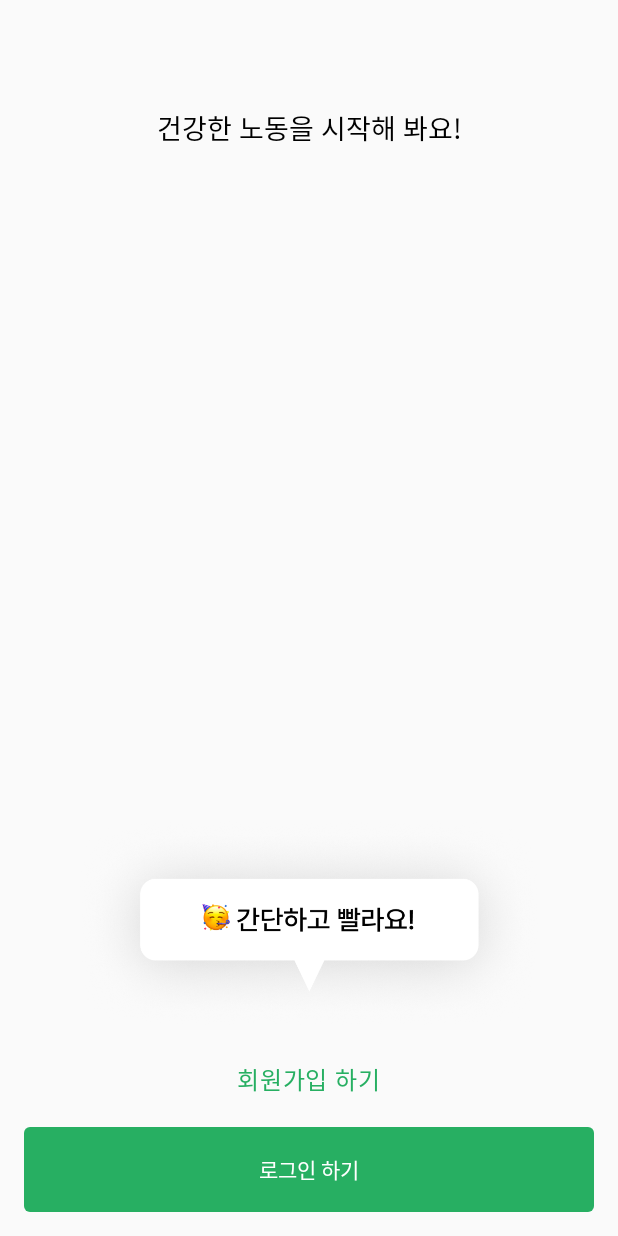
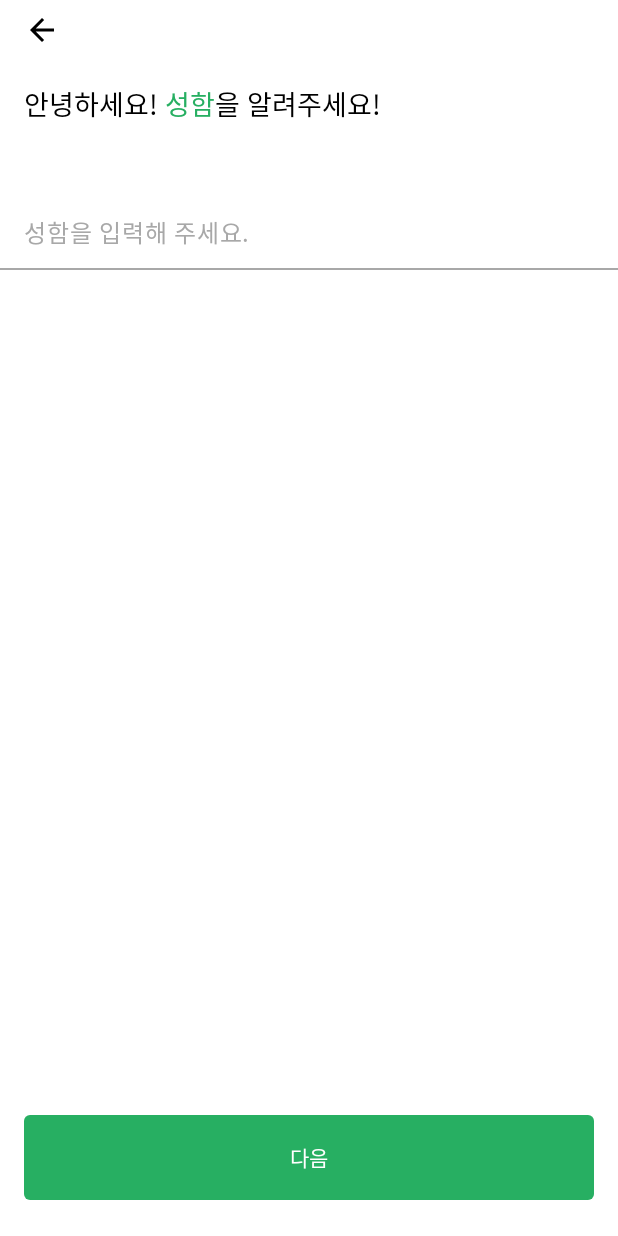
Before and after one commit to 24-IMPACTON-savage/savage-android, an Android app built with Jetpack Compose: the screen it shows after launch (MainActivity), after a tap on "회원가입 하기", on a phone screen of 412 x 824 dp. Run offline under Robolectric (Android 15) with nearby library versions, the phone set to English and light mode, and no system bars; Roboto replaces fonts that are not available here.

Commit message:
feat :: create join 1 screen

```diff
--- a/app/src/main/java/team/retum/savage_android/MainActivity.kt
+++ b/app/src/main/java/team/retum/savage_android/MainActivity.kt
@@ -3,6 +3,8 @@ package team.retum.savage_android
 import android.os.Bundle
 import androidx.activity.ComponentActivity
 import androidx.activity.compose.setContent
+import androidx.compose.material3.Surface
+import androidx.compose.ui.graphics.Color
 import androidx.navigation.compose.rememberNavController
 import team.retum.savage_android.feature.root.NavigationGraph
 import team.retum.savage_android.ui.theme.SavageandroidTheme
--- /dev/null
+++ b/app/src/main/java/team/retum/savage_android/feature/onboarding/Join1Screen.kt
@@ -0,0 +1,81 @@
+package team.retum.savage_android.feature.onboarding
+
+import androidx.compose.foundation.background
+import androidx.compose.foundation.layout.Column
+import androidx.compose.foundation.layout.Row
+import androidx.compose.foundation.layout.Spacer
+import androidx.compose.foundation.layout.fillMaxSize
+import androidx.compose.foundation.layout.padding
+import androidx.compose.material3.Text
+import androidx.compose.runtime.Composable
+import androidx.compose.runtime.getValue
+import androidx.compose.runtime.mutableStateOf
+import androidx.compose.runtime.remember
+import androidx.compose.runtime.setValue
+import androidx.compose.ui.Modifier
+import androidx.compose.ui.graphics.Color
+import androidx.compose.ui.unit.dp
+import androidx.navigation.NavController
+import team.retum.savage_android.ui.component.SavageAppBar
+import team.retum.savage_android.ui.component.SavageButton
+import team.retum.savage_android.ui.component.SavageTextField
+import team.retum.savage_android.ui.theme.SavageColor
+import team.retum.savage_android.ui.theme.SavageTypography
+
+@Composable
+private fun Title() {
+    Row(
+        modifier = Modifier
+            .padding(start = 16.dp, top = 16.dp)
+    ) {
+        Text(
+            text = "안녕하세요! ",
+            style = SavageTypography.HeadLine1
+        )
+        Text(
+            text = "성함",
+            style = SavageTypography.HeadLine1,
+            color = SavageColor.Primary40
+        )
+        Text(
+            text = "을 알려주세요!",
+            style = SavageTypography.HeadLine1
+        )
+    }
+}
+
+@Composable
+fun Join1Screen(
+    navController: NavController
+) {
+
+    var name by remember { mutableStateOf("") }
+
+    SavageAppBar(
+        callback = {
+            navController.popBackStack()
+        }
+    ) {
+        Column(
+            modifier = Modifier
+                .fillMaxSize()
+                .background(Color.White)
+        ) {
+            Title()
+            Spacer(modifier = Modifier.padding(top = 48.dp))
+            SavageTextField(value = name, hint = "성함을 입력해 주세요.", onValueChange = { name = it })
+            Spacer(modifier = Modifier.weight(1f))
+            SavageButton(
+                modifier = Modifier.padding(horizontal = 16.dp),
+                onClick = {
+
+                },
+                text = "다음",
+                isAbleClick = true
+            )
+            Spacer(modifier = Modifier.padding(bottom = 24.dp))
+        }
+
+    }
+
+}
--- a/app/src/main/java/team/retum/savage_android/feature/onboarding/StartScreen.kt
+++ b/app/src/main/java/team/retum/savage_android/feature/onboarding/StartScreen.kt
@@ -1,9 +1,11 @@
 package team.retum.savage_android.feature.onboarding
 
 import androidx.compose.foundation.Image
+import androidx.compose.foundation.background
 import androidx.compose.foundation.clickable
 import androidx.compose.foundation.layout.Column
 import androidx.compose.foundation.layout.Spacer
+import androidx.compose.foundation.layout.fillMaxSize
 import androidx.compose.foundation.layout.fillMaxWidth
 import androidx.compose.foundation.layout.padding
 import androidx.compose.foundation.layout.width
@@ -12,10 +14,12 @@ import androidx.compose.runtime.Composable
 import androidx.compose.ui.Alignment
 import androidx.compose.ui.Modifier
 import androidx.compose.ui.draw.scale
+import androidx.compose.ui.graphics.Color
 import androidx.compose.ui.res.painterResource
 import androidx.compose.ui.unit.dp
 import androidx.navigation.NavController
 import team.retum.savage_android.R
+import team.retum.savage_android.feature.root.NavGroup
 import team.retum.savage_android.ui.component.SavageButton
 import team.retum.savage_android.ui.theme.SavageColor
 import team.retum.savage_android.ui.theme.SavageTypography
@@ -26,7 +30,7 @@ fun StartScreen(
     navController: NavController
 ) {
     Column(
-        modifier = Modifier.fillMaxWidth(),
+        modifier = Modifier.fillMaxSize().background(Color.White),
         horizontalAlignment = Alignment.CenterHorizontally
     ) {
         Text(
@@ -46,12 +50,14 @@ fun StartScreen(
 
         // join button
         Text(
+            style = SavageTypography.Body2,
             text = "회원가입 하기",
             color = SavageColor.Primary40,
             modifier = Modifier.savageClickable(
-                rippleEnable = false
+                rippleEnable = false,
             ) {
                 // mv to join screen
+                navController.navigate(NavGroup.Onboarding.Join1.id)
             }
         )
         Spacer(modifier = Modifier.padding(bottom = 20.dp))
@@ -64,7 +70,7 @@ fun StartScreen(
             text = "로그인 하기",
             isAbleClick = true
         )
-        Spacer(modifier = Modifier.padding(bottom = 16.dp))
+        Spacer(modifier = Modifier.padding(bottom = 24.dp))
     }
 
 }
--- a/app/src/main/java/team/retum/savage_android/feature/root/NavigationGraph.kt
+++ b/app/src/main/java/team/retum/savage_android/feature/root/NavigationGraph.kt
@@ -4,6 +4,7 @@ import androidx.compose.runtime.Composable
 import androidx.navigation.NavHostController
 import androidx.navigation.compose.NavHost
 import androidx.navigation.compose.composable
+import team.retum.savage_android.feature.onboarding.Join1Screen
 import team.retum.savage_android.feature.onboarding.StartScreen
 
 
@@ -18,6 +19,10 @@ fun NavigationGraph(
         composable(NavGroup.Onboarding.Start.id) {
             StartScreen(navController = navController)
         }
+        composable(NavGroup.Onboarding.Join1.id) {
+            Join1Screen(navController = navController)
+        }
+
     }
 }
 
--- a/app/src/main/java/team/retum/savage_android/ui/component/SavageAppBar.kt
+++ b/app/src/main/java/team/retum/savage_android/ui/component/SavageAppBar.kt
@@ -22,6 +22,7 @@ import androidx.compose.ui.tooling.preview.Preview
 import androidx.compose.ui.unit.dp
 import team.retum.savage_android.ui.theme.SavageColor
 import team.retum.savage_android.ui.theme.SavageandroidTheme
+import team.retum.savage_android.ui.theme.savageClickable
 
 @Composable
 fun SavageAppBar(
@@ -40,7 +41,9 @@ fun SavageAppBar(
                 modifier = Modifier
                     .fillMaxHeight()
                     .padding(horizontal = 16.dp)
-                    .clickable {
+                    .savageClickable(
+                        rippleEnable = false
+                    ) {
                         callback()
                     },
                 contentAlignment = Alignment.Center
```
